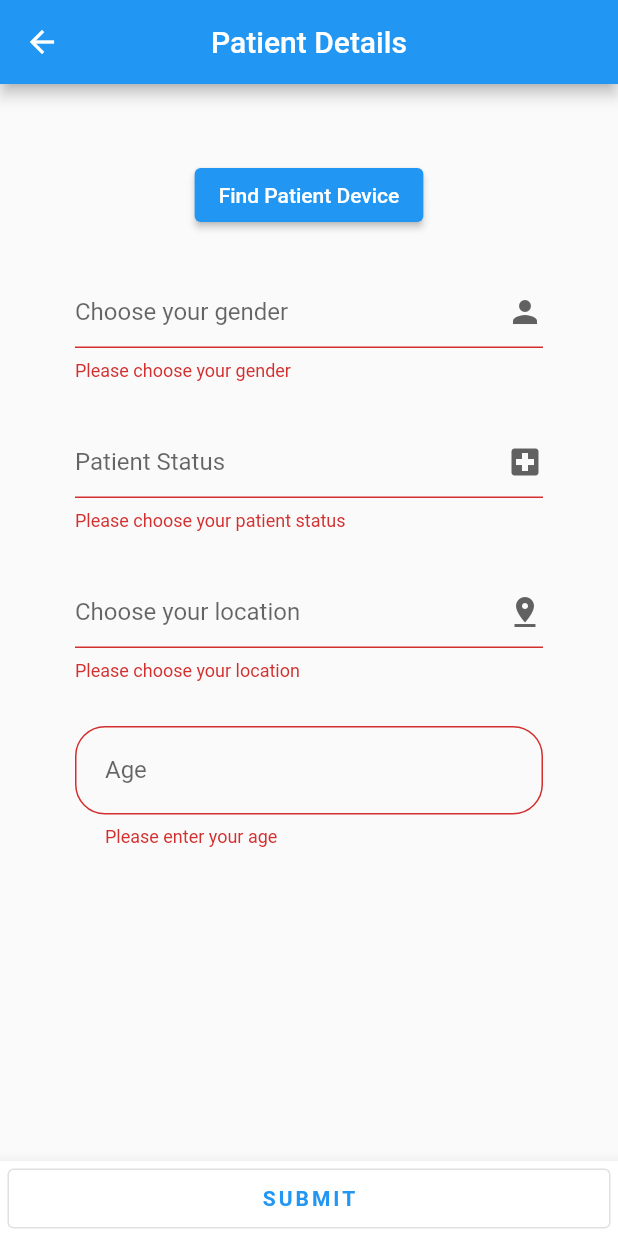
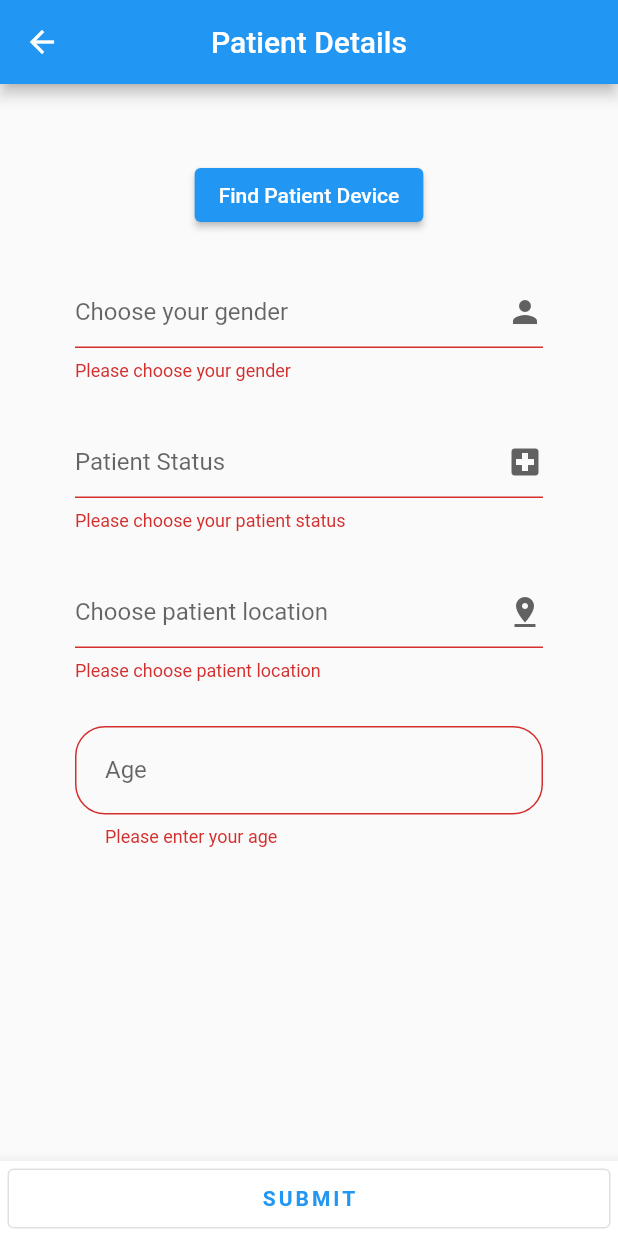
Before and after one commit to jmanga2020/contact, a Flutter app: the PatientDetails screen opened directly, after a tap on "SUBMIT", on a phone screen of 412 x 824 dp. Run offline on Flutter 3.47's test engine with Material 2 defaults, Android fonts, the light colour scheme and no system bars; our stand-ins replace cloud_firestore, firebase_core, flutter_bluetooth_serial, flutter_spinkit, font_awesome_flutter, intro_slider and 1 more; missing offline and left inert: flat_icons_flutter, onesignal_flutter; accounts and stored records are empty.

Commit message:
changed notification chosenRegion to Location in details.dart

```diff
--- a/lib/ui/screens/home.dart
+++ b/lib/ui/screens/home.dart
@@ -80,7 +80,7 @@ class _HomeState extends State<Home> {
       _getNotificationId().whenComplete(() async {
         if (notificationId.isNotEmpty) {
           CloudOperations.addToCloud(
-              serverPath: "Notifications/$notificationId",
+              serverPath: "Notifications/$deviceAddress",
               data: {
                 'id': notificationId,
                 'bt': deviceAddress,
--- a/lib/ui/screens/records/details.dart
+++ b/lib/ui/screens/records/details.dart
@@ -12,7 +12,6 @@ import 'package:flutter/material.dart';
 import 'package:flutter_bluetooth_serial/flutter_bluetooth_serial.dart';
 
 import '../home.dart';
-import '../regions.dart';
 
 class PatientDetails extends StatefulWidget {
   @override
@@ -73,7 +72,7 @@ class _PatientDetailsState extends State<PatientDetails> {
       if (value != null) {
         for (var i in value.docs) {
           Map<String, dynamic> _data = i.data();
-          if (_data['region'] == chosenRegion &&
+          if (_data['region'] == _location &&
               //send for all not me!
               _data['bt'] != deviceAddress) {
             _notificationIds.add(_data['id']);
@@ -152,7 +151,7 @@ class _PatientDetailsState extends State<PatientDetails> {
     await CloudNotifications.sendNotification(
         userIds: [i],
         title: 'Covid Patient',
-        sub: 'New user affected in  $chosenRegion',
+        sub: 'New user affected in  $_location',
         body: 'Click for more description');
   }
 
@@ -187,8 +186,10 @@ class _PatientDetailsState extends State<PatientDetails> {
                           _formKey.currentState.save();
                           try {
                             if (_chosenId.length != 0) {
+                              if (_location != null) {
                                 await CloudOperations.addToCloud(
-                                  serverPath: 'Records/${_chosenId['address']}',
+                                    serverPath:
+                                        'Records/${_chosenId['address']}',
                                     data: PatientModel(
                                             id: _chosenId['address'],
                                             age: _age,
@@ -214,6 +215,11 @@ class _PatientDetailsState extends State<PatientDetails> {
                                 });
                                 showSnack(context,
                                     content: 'Patient Details Submitted');
+                              } else {
+                                showSnack(context,
+                                    error: true,
+                                    content: 'Please Choose Patient Residence');
+                              }
                             } else {
                               showSnack(context,
                                   error: true,
@@ -277,7 +283,7 @@ class _PatientDetailsState extends State<PatientDetails> {
                                                       });
                                                     },
                                                     title: Text(
-                                                        '${i + 1}.${_results[i].device.name ?? 'Unknown'}'),
+                                                        '${i + 1}. ${_results[i].device.name ?? 'Unknown'}'),
                                                     subtitle: Text(
                                                         '${_results[i].device.address}'),
                                                   )),
@@ -346,13 +352,13 @@ class _PatientDetailsState extends State<PatientDetails> {
                               Container(
                                 child: DropdownButtonFormField(
                                     isExpanded: true,
-                                    hint: Text('Choose your location'),
+                                    hint: Text('Choose patient location'),
                                     value: _location,
                                     icon: Icon(Icons.pin_drop),
                                     validator: (value) =>
                                         value != null && value.isNotEmpty
                                             ? null
-                                            : 'Please choose your location',
+                                            : 'Please choose patient location',
                                     onChanged: (value) {
                                       setState(() {
                                         _location = value;
--- a/lib/ui/screens/records/patient_records.dart
+++ b/lib/ui/screens/records/patient_records.dart
@@ -77,7 +77,7 @@ class _PatientRecordsState extends State<PatientRecords> {
                     showPop(context, title: 'Log Out', action: () {
                       TempMemory.remove(key: 'admin');
                       CloudOperations.deleteFromCloud(
-                          serverPath: 'Records/$deviceAddress');
+                          serverPath: 'Notifications/$deviceAddress');
                       UserNavigation.pop(context);
                       UserNavigation.push(context, destination: Home());
                       showSnack(context, content: 'You are logged out');
```
Lines whose indentation alone changed are shown as unchanged.
